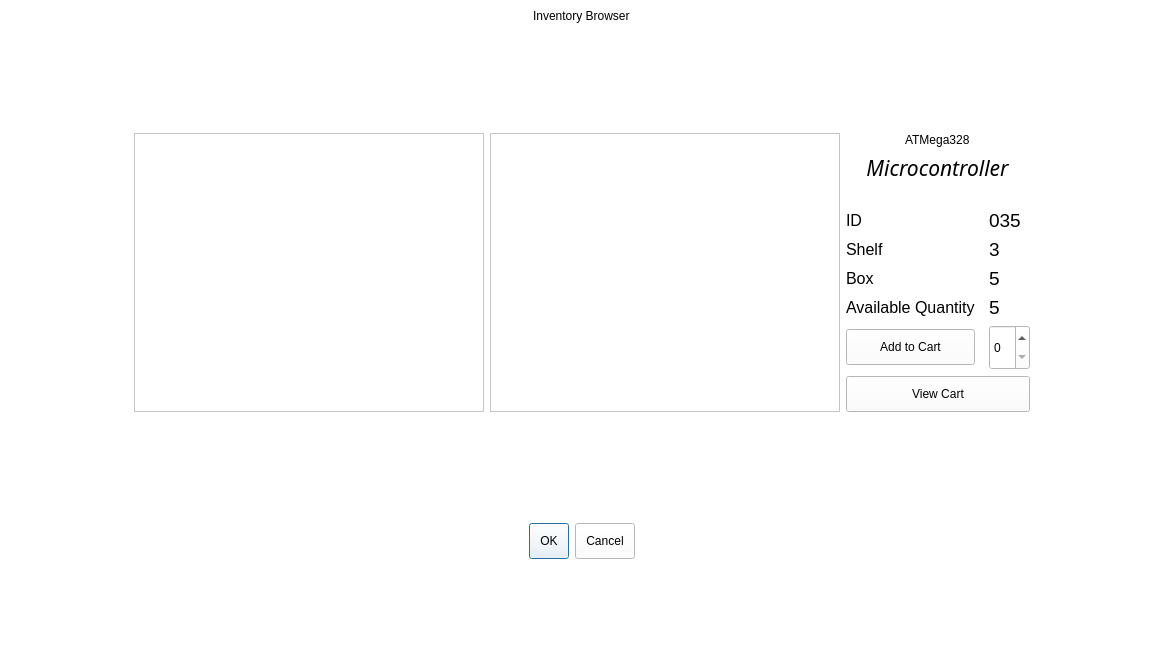
First picture: the form in inventory.ui, repository arc-bphc/sims-gui, before the edit.
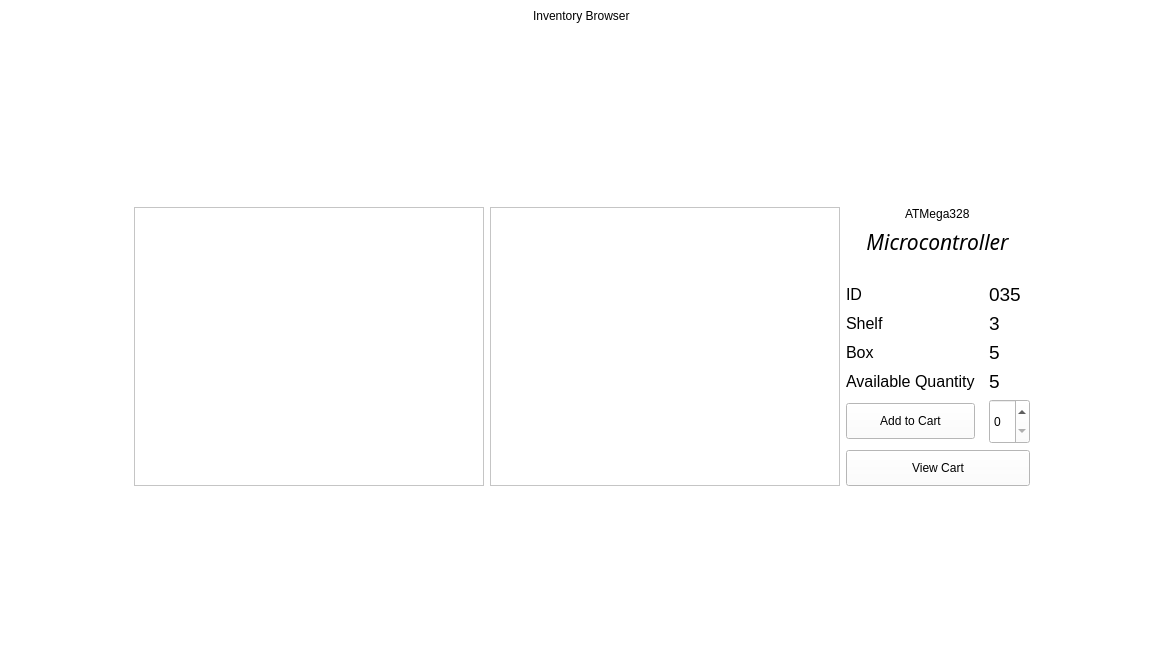
Second picture: the form after the edit. Icons and pictures are not drawn.

Commit message: Removed button boxes

Patch:
```diff
--- a/inventory.ui
+++ b/inventory.ui
@@ -35,13 +35,6 @@
     </item>
     <item row="0" column="1">
      <layout class="QGridLayout" name="gridLayout_2">
-      <item row="4" column="0" colspan="3" alignment="Qt::AlignHCenter">
-       <widget class="QDialogButtonBox" name="buttonBox">
-        <property name="standardButtons">
-         <set>QDialogButtonBox::Cancel|QDialogButtonBox::Ok</set>
-        </property>
-       </widget>
-      </item>
       <item row="2" column="2">
        <layout class="QGridLayout" name="gridLayout">
         <property name="leftMargin">
@@ -276,19 +269,6 @@
         </property>
        </widget>
       </item>
-      <item row="3" column="0" colspan="3">
-       <spacer name="verticalSpacer_2">
-        <property name="orientation">
-         <enum>Qt::Vertical</enum>
-        </property>
-        <property name="sizeHint" stdset="0">
-         <size>
-          <width>20</width>
-          <height>40</height>
-         </size>
-        </property>
-       </spacer>
-      </item>
       <item row="1" column="0" colspan="3">
        <spacer name="verticalSpacer">
         <property name="orientation">
@@ -302,7 +282,7 @@
         </property>
        </spacer>
       </item>
-      <item row="5" column="0" colspan="3">
+      <item row="3" column="0" colspan="3">
        <spacer name="verticalSpacer_3">
         <property name="orientation">
          <enum>Qt::Vertical</enum>
```
The commit also changes 15 other files.
